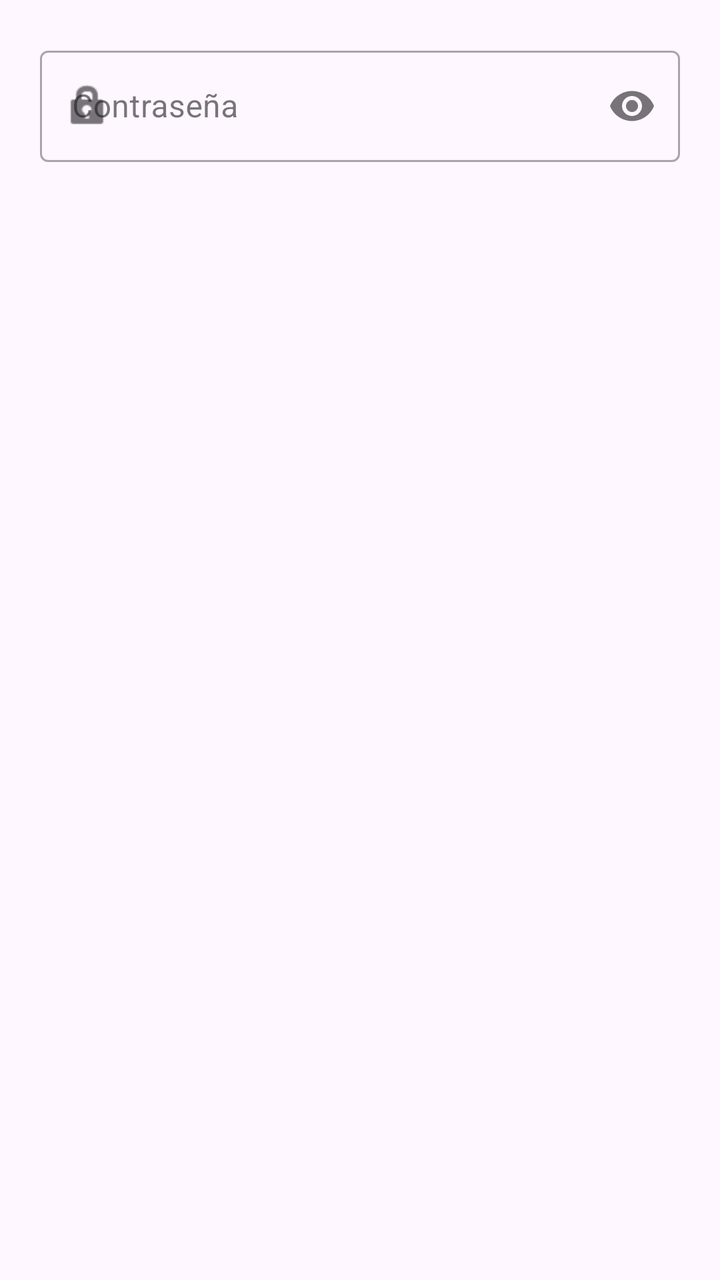
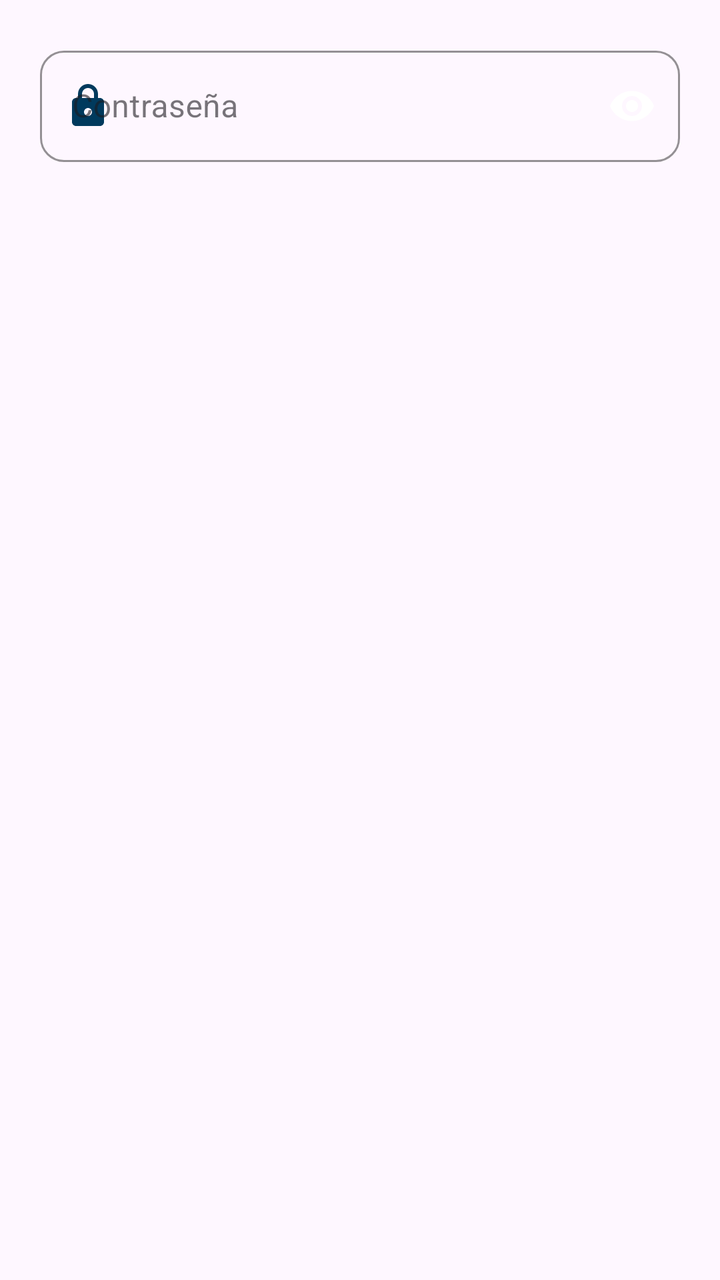

Before-and-after screenshots of an Android layout around one commit, followed by the original layout XML and the change that was made.
<!-- AndroidManifest.xml: application theme Base.Theme.ControlAsistencias -->
<!-- res/layout/dialog_password.xml -->
<?xml version="1.0" encoding="utf-8"?>
<LinearLayout xmlns:android="http://schemas.android.com/apk/res/android"
    xmlns:app="http://schemas.android.com/apk/res-auto"
    android:layout_width="match_parent"
    android:layout_height="wrap_content"
    android:orientation="vertical"
    android:padding="20dp">

    <com.google.android.material.textfield.TextInputLayout
        android:id="@+id/textInputLayout"
        style="@style/Widget.MaterialComponents.TextInputLayout.OutlinedBox"
        android:layout_width="match_parent"
        android:layout_height="wrap_content"
        android:hint="Contraseña"
        app:endIconMode="password_toggle"
        app:startIconDrawable="@android:drawable/ic_lock_idle_lock">

        <com.google.android.material.textfield.TextInputEditText
            android:id="@+id/editTextPassword"
            android:layout_width="match_parent"
            android:layout_height="wrap_content"
            android:inputType="textPassword" />

    </com.google.android.material.textfield.TextInputLayout>

</LinearLayout>
<!-- resources referenced by this layout -->
<resources>
  <style name="Base.Theme.ControlAsistencias" parent="Theme.Material3.DayNight.NoActionBar">
          <item name="android:statusBarColor">@color/colorEncabezado</item>
      </style>
  <color name="colorEncabezado">#E0E0E0</color>
</resources>

<!-- the commit's change to res/layout/dialog_password.xml (unified diff, before → after) -->
@@ -12,14 +12,23 @@
         android:layout_width="match_parent"
         android:layout_height="wrap_content"
         android:hint="Contraseña"
+        app:boxStrokeColor="#003a5d"
+        app:hintTextColor="#ffffff"
+        app:boxCornerRadiusBottomEnd="12dp"
+        app:boxCornerRadiusBottomStart="12dp"
+        app:boxCornerRadiusTopEnd="12dp"
+        app:boxCornerRadiusTopStart="12dp"
         app:endIconMode="password_toggle"
-        app:startIconDrawable="@android:drawable/ic_lock_idle_lock">
+        app:endIconTint="#ffffff"
+        app:startIconDrawable="@drawable/ic_lock_custom"
+        app:startIconTint="#003a5d">
 
         <com.google.android.material.textfield.TextInputEditText
             android:id="@+id/editTextPassword"
             android:layout_width="match_parent"
             android:layout_height="wrap_content"
-            android:inputType="textPassword" />
+            android:inputType="textPassword"
+            android:textColor="#ffffff" />
 
     </com.google.android.material.textfield.TextInputLayout>
 
<!-- resource entries referenced after the edit -->
@@ -1,8 +1,28 @@
 <!-- resources referenced by this layout -->
 <resources>
+  <!-- drawable ic_lock_custom (drawable) -->
+  <vector xmlns:android="http://schemas.android.com/apk/res/android"
+      android:width="24dp"
+      android:height="24dp"
+      android:viewportWidth="24"
+      android:viewportHeight="24">
+    <path
+        android:fillColor="#FF000000"
+        android:pathData="M18,8h-1V6c0,-2.76 -2.24,-5 -5,-5S7,3.24 7,6v2H6c-1.1,0 -2,0.9 -2,2v10c0,1.1 0.9,2 2,2h12c1.1,0 2,-0.9 2,-2V10C20,8.9 19.1,8 18,8zM12,17c-1.1,0 -2,-0.9 -2,-2s0.9,-2 2,-2s2,0.9 2,2S13.1,17 12,17zM9,8V6c0,-1.66 1.34,-3 3,-3s3,1.34 3,3v2H9z"/>
+  </vector>
   <style name="Base.Theme.ControlAsistencias" parent="Theme.Material3.DayNight.NoActionBar">
-          <item name="android:statusBarColor">@color/colorEncabezado</item>
+          
+          <item name="colorPrimary">@color/uas_blue</item>
+          <item name="colorOnPrimary">@color/white</item>
+          <item name="colorSecondary">@color/uas_gold</item>
+          <item name="android:statusBarColor">@color/uas_blue</item>
+  
+          
+          <item name="android:windowBackground">@color/uas_background</item>
       </style>
-  <color name="colorEncabezado">#E0E0E0</color>
+  <color name="uas_blue">#003A5D</color>
+  <color name="white">#FFFFFFFF</color>
+  <color name="uas_gold">#D4AF37</color>
+  <color name="uas_background">#F4F7F6</color>
 </resources>
 
